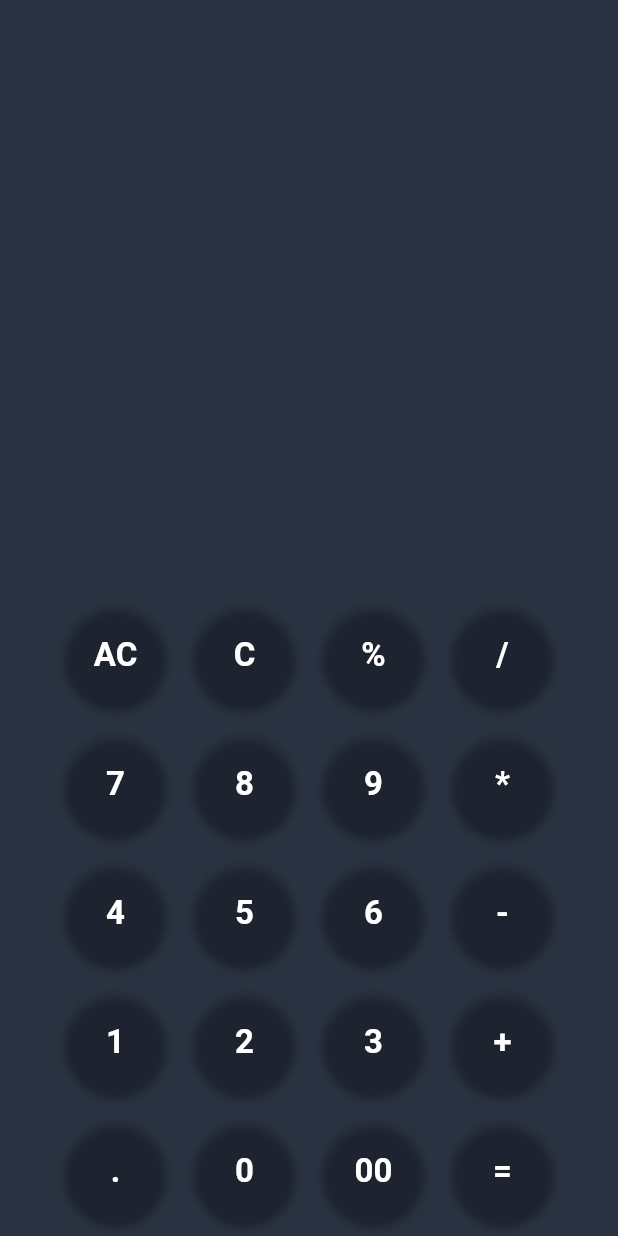
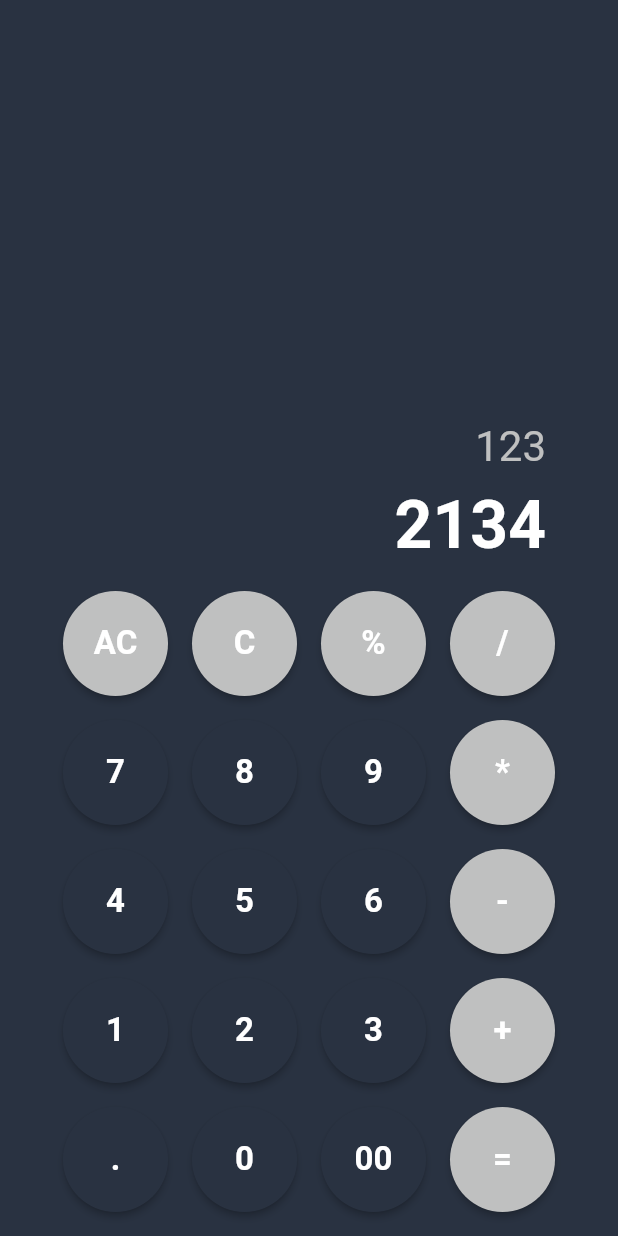
Before and after one commit to huzaifazahoorchohan/calculator, a Flutter app: the screen it shows after launch, on a phone screen of 412 x 824 dp. Run offline on Flutter 3.47's test engine with Material 2 defaults, Android fonts, the phone set to English and light mode, and no system bars.

Commit message:
ui complete

```diff
--- a/lib/calculator.dart
+++ b/lib/calculator.dart
@@ -12,23 +12,58 @@ class Calculator extends StatelessWidget {
     return Scaffold(
       backgroundColor: const Color(0xff293241),
       body: SafeArea(
+        child: Padding(
+          padding: const EdgeInsets.all(8.0),
           child: Column(
             mainAxisAlignment: MainAxisAlignment.end,
+            crossAxisAlignment: CrossAxisAlignment.end,
             children: [
+              const Padding(
+                padding: EdgeInsets.symmetric(
+                  horizontal: 40.0,
+                  vertical: 0.0,
+                ),
+                child: Text(
+                  "123",
+                  style: TextStyle(
+                    color: Color(0xffbfc0c0),
+                    fontWeight: FontWeight.w400,
+                    fontSize: 28.0,
+                  ),
+                ),
+              ),
+              const Padding(
+                padding: EdgeInsets.symmetric(
+                  horizontal: 40.0,
+                  vertical: 10.0,
+                ),
+                child: Text(
+                  "2134",
+                  style: TextStyle(
+                    color: Colors.white,
+                    fontWeight: FontWeight.bold,
+                    fontSize: 44.0,
+                  ),
+                ),
+              ),
               Row(
                 mainAxisAlignment: MainAxisAlignment.center,
                 children: const [
                   CustomWidget(
                     btnText: "AC",
+                    btnfillcolor: Color(0xffbfc0c0),
                   ),
                   CustomWidget(
                     btnText: "C",
+                    btnfillcolor: Color(0xffbfc0c0),
                   ),
                   CustomWidget(
                     btnText: "%",
+                    btnfillcolor: Color(0xffbfc0c0),
                   ),
                   CustomWidget(
                     btnText: "/",
+                    btnfillcolor: Color(0xffbfc0c0),
                   ),
                 ],
               ),
@@ -37,15 +72,19 @@ class Calculator extends StatelessWidget {
                 children: const [
                   CustomWidget(
                     btnText: "7",
+                    btnfillcolor: Color(0xff293241),
                   ),
                   CustomWidget(
                     btnText: "8",
+                    btnfillcolor: Color(0xff293241),
                   ),
                   CustomWidget(
                     btnText: "9",
+                    btnfillcolor: Color(0xff293241),
                   ),
                   CustomWidget(
                     btnText: "*",
+                    btnfillcolor: Color(0xffbfc0c0),
                   ),
                 ],
               ),
@@ -54,15 +93,19 @@ class Calculator extends StatelessWidget {
                 children: const [
                   CustomWidget(
                     btnText: "4",
+                    btnfillcolor: Color(0xff293241),
                   ),
                   CustomWidget(
                     btnText: "5",
+                    btnfillcolor: Color(0xff293241),
                   ),
                   CustomWidget(
                     btnText: "6",
+                    btnfillcolor: Color(0xff293241),
                   ),
                   CustomWidget(
                     btnText: "-",
+                    btnfillcolor: Color(0xffbfc0c0),
                   ),
                 ],
               ),
@@ -71,15 +114,19 @@ class Calculator extends StatelessWidget {
                 children: const [
                   CustomWidget(
                     btnText: "1",
+                    btnfillcolor: Color(0xff293241),
                   ),
                   CustomWidget(
                     btnText: "2",
+                    btnfillcolor: Color(0xff293241),
                   ),
                   CustomWidget(
                     btnText: "3",
+                    btnfillcolor: Color(0xff293241),
                   ),
                   CustomWidget(
                     btnText: "+",
+                    btnfillcolor: Color(0xffbfc0c0),
                   ),
                 ],
               ),
@@ -88,21 +135,26 @@ class Calculator extends StatelessWidget {
                 children: const [
                   CustomWidget(
                     btnText: ".",
+                    btnfillcolor: Color(0xff293241),
                   ),
                   CustomWidget(
                     btnText: "0",
+                    btnfillcolor: Color(0xff293241),
                   ),
                   CustomWidget(
                     btnText: "00",
+                    btnfillcolor: Color(0xff293241),
                   ),
                   CustomWidget(
                     btnText: "=",
+                    btnfillcolor: Color(0xffbfc0c0),
                   ),
                 ],
               ),
             ],
           ),
         ),
+      ),
     );
   }
 }
--- a/lib/custom_button.dart
+++ b/lib/custom_button.dart
@@ -4,9 +4,11 @@ class CustomWidget extends StatelessWidget {
   const CustomWidget({
     Key? key,
     required this.btnText,
+    required this.btnfillcolor,
   }) : super(key: key);
 
   final String btnText;
+  final Color btnfillcolor;
 
   @override
   Widget build(BuildContext context) {
@@ -25,7 +27,7 @@ class CustomWidget extends StatelessWidget {
             ),
           ),
           style: ElevatedButton.styleFrom(
-            primary: Colors.transparent,
+            primary: btnfillcolor,
             shape: RoundedRectangleBorder(
               borderRadius: BorderRadius.circular(50),
             ),
```
Lines whose indentation alone changed are shown as unchanged.
